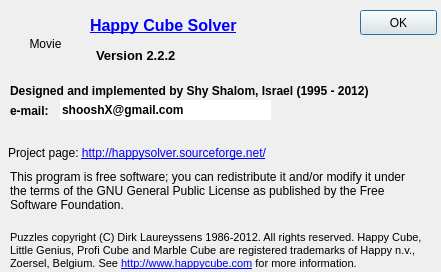
The window that src/about.ui (shooshx/happysolver) describes before a commit, drawn with Qt 5.
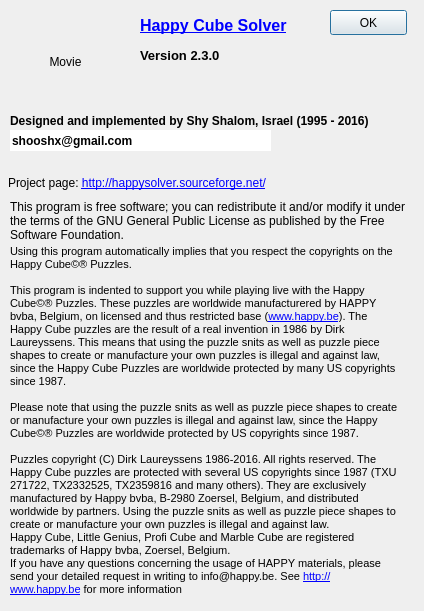
The same window after the commit.

Commit message: solution angle rotation demo new installer fixes for vs2015 update copyright and about text and readme update baubox

The edit to the form file:
```diff
--- a/src/about.ui
+++ b/src/about.ui
@@ -6,8 +6,8 @@
    <rect>
     <x>0</x>
     <y>0</y>
-    <width>441</width>
-    <height>272</height>
+    <width>424</width>
+    <height>611</height>
    </rect>
   </property>
   <property name="sizePolicy">
@@ -27,8 +27,8 @@
     <rect>
      <x>10</x>
      <y>16</y>
-     <width>71</width>
-     <height>56</height>
+     <width>111</width>
+     <height>91</height>
     </rect>
    </property>
    <property name="text">
@@ -41,7 +41,7 @@
   <widget class="QPushButton" name="okButton">
    <property name="geometry">
     <rect>
-     <x>360</x>
+     <x>330</x>
      <y>10</y>
      <width>77</width>
      <height>25</height>
@@ -54,7 +54,7 @@
   <widget class="QLabel" name="label_2">
    <property name="geometry">
     <rect>
-     <x>96</x>
+     <x>140</x>
      <y>40</y>
      <width>141</width>
      <height>31</height>
@@ -72,14 +72,14 @@
     </font>
    </property>
    <property name="text">
-    <string>Version 2.2.2</string>
+    <string>Version 2.3.0</string>
    </property>
   </widget>
   <widget class="QLabel" name="label_4">
    <property name="geometry">
     <rect>
      <x>10</x>
-     <y>80</y>
+     <y>110</y>
      <width>421</width>
      <height>21</height>
     </rect>
@@ -96,7 +96,7 @@
     </font>
    </property>
    <property name="text">
-    <string>Designed and implemented by Shy Shalom, Israel (1995 - 2012)</string>
+    <string>Designed and implemented by Shy Shalom, Israel (1995 - 2016)</string>
    </property>
    <property name="scaledContents">
     <bool>false</bool>
@@ -109,9 +109,9 @@
    <property name="geometry">
     <rect>
      <x>10</x>
-     <y>230</y>
-     <width>421</width>
-     <height>41</height>
+     <y>240</y>
+     <width>391</width>
+     <height>361</height>
     </rect>
    </property>
    <property name="font">
@@ -129,8 +129,16 @@
     <string>&lt;!DOCTYPE HTML PUBLIC &quot;-//W3C//DTD HTML 4.0//EN&quot; &quot;http://www.w3.org/TR/REC-html40/strict.dtd&quot;&gt;
 &lt;html&gt;&lt;head&gt;&lt;meta name=&quot;qrichtext&quot; content=&quot;1&quot; /&gt;&lt;style type=&quot;text/css&quot;&gt;
 p, li { white-space: pre-wrap; }
-&lt;/style&gt;&lt;/head&gt;&lt;body style=&quot; font-family:'MS Shell Dlg 2'; font-size:8.25pt; font-weight:400; font-style:normal;&quot;&gt;
-&lt;p style=&quot; margin-top:0px; margin-bottom:0px; margin-left:0px; margin-right:0px; -qt-block-indent:0; text-indent:0px;&quot;&gt;Puzzles copyright (C) Dirk Laureyssens 1986-2012. All rights reserved. Happy Cube, Little Genius, Profi Cube and Marble Cube are registered trademarks of Happy n.v., Zoersel, Belgium. See &lt;a href=&quot;http://www.happycube.com&quot;&gt;&lt;span style=&quot; text-decoration: underline; color:#0000ff;&quot;&gt;http://www.happycube.com&lt;/span&gt;&lt;/a&gt; for more information. &lt;/p&gt;&lt;/body&gt;&lt;/html&gt;</string>
+&lt;/style&gt;&lt;/head&gt;&lt;body style=&quot; font-family:'Tahoma'; font-size:7pt; font-weight:400; font-style:normal;&quot;&gt;
+&lt;p style=&quot; margin-top:0px; margin-bottom:0px; margin-left:0px; margin-right:0px; -qt-block-indent:0; text-indent:0px;&quot;&gt;&lt;span style=&quot; font-size:8pt;&quot;&gt;Using this program automatically implies that you respect the copyrights on the Happy Cube©® Puzzles.&lt;/span&gt;&lt;/p&gt;
+&lt;p style=&quot;-qt-paragraph-type:empty; margin-top:0px; margin-bottom:0px; margin-left:0px; margin-right:0px; -qt-block-indent:0; text-indent:0px; font-size:8pt;&quot;&gt;&lt;br /&gt;&lt;/p&gt;
+&lt;p style=&quot; margin-top:0px; margin-bottom:0px; margin-left:0px; margin-right:0px; -qt-block-indent:0; text-indent:0px;&quot;&gt;&lt;span style=&quot; font-size:8pt;&quot;&gt;This program is indented to support you while playing live with the Happy Cube©® Puzzles. These puzzles are worldwide manufacturered by HAPPY bvba, Belgium, on licensed and thus restricted base (&lt;/span&gt;&lt;a href=&quot;www.happy.be&quot;&gt;&lt;span style=&quot; font-size:8pt; text-decoration: underline; color:#0000ff;&quot;&gt;www.happy.be&lt;/span&gt;&lt;/a&gt;&lt;span style=&quot; font-size:8pt;&quot;&gt;). The Happy Cube puzzles are the result of a real invention in 1986 by Dirk Laureyssens. This means that using the puzzle snits as well as puzzle piece shapes to create or manufacture your own puzzles is illegal and against law, since the Happy Cube Puzzles are worldwide protected by many US copyrights since 1987. &lt;/span&gt;&lt;/p&gt;
+&lt;p style=&quot;-qt-paragraph-type:empty; margin-top:0px; margin-bottom:0px; margin-left:0px; margin-right:0px; -qt-block-indent:0; text-indent:0px; font-size:8pt;&quot;&gt;&lt;br /&gt;&lt;/p&gt;
+&lt;p style=&quot; margin-top:0px; margin-bottom:0px; margin-left:0px; margin-right:0px; -qt-block-indent:0; text-indent:0px;&quot;&gt;&lt;span style=&quot; font-size:8pt;&quot;&gt;Please note that using the puzzle snits as well as puzzle piece shapes to create or manufacture your own puzzles is illegal and against law, since the Happy Cube©® Puzzles are worldwide protected by US copyrights since 1987. &lt;/span&gt;&lt;/p&gt;
+&lt;p style=&quot;-qt-paragraph-type:empty; margin-top:0px; margin-bottom:0px; margin-left:0px; margin-right:0px; -qt-block-indent:0; text-indent:0px; font-size:8pt;&quot;&gt;&lt;br /&gt;&lt;/p&gt;
+&lt;p style=&quot; margin-top:0px; margin-bottom:0px; margin-left:0px; margin-right:0px; -qt-block-indent:0; text-indent:0px;&quot;&gt;&lt;span style=&quot; font-size:8pt;&quot;&gt;Puzzles copyright (C) Dirk Laureyssens 1986-2016. All rights reserved. The Happy Cube puzzles are protected with several US copyrights since 1987 (TXU 271722, TX2332525, TX2359816 and many others). They are exclusively manufactured by Happy bvba, B-2980 Zoersel, Belgium, and distributed worldwide by partners. Using the puzzle snits as well as puzzle piece shapes to create or manufacture your own puzzles is illegal and against law. &lt;/span&gt;&lt;/p&gt;
+&lt;p style=&quot; margin-top:0px; margin-bottom:0px; margin-left:0px; margin-right:0px; -qt-block-indent:0; text-indent:0px;&quot;&gt;&lt;span style=&quot; font-size:8pt;&quot;&gt;Happy Cube, Little Genius, Profi Cube and Marble Cube are registered trademarks of Happy bvba, Zoersel, Belgium. &lt;/span&gt;&lt;/p&gt;
+&lt;p style=&quot; margin-top:0px; margin-bottom:0px; margin-left:0px; margin-right:0px; -qt-block-indent:0; text-indent:0px;&quot;&gt;&lt;span style=&quot; font-size:8pt;&quot;&gt;If you have any questions concerning the usage of HAPPY materials, please send your detailed request in writing to info@happy.be. See &lt;/span&gt;&lt;a href=&quot;http://www.happy.be&quot;&gt;&lt;span style=&quot; font-size:8pt; text-decoration: underline; color:#0000ff;&quot;&gt;http://www.happy.be&lt;/span&gt;&lt;/a&gt;&lt;span style=&quot; font-size:8pt;&quot;&gt; for more information&lt;/span&gt;&lt;/p&gt;&lt;/body&gt;&lt;/html&gt;</string>
    </property>
    <property name="textFormat">
     <enum>Qt::RichText</enum>
@@ -145,7 +153,7 @@
   <widget class="QLabel" name="label">
    <property name="geometry">
     <rect>
-     <x>90</x>
+     <x>140</x>
      <y>10</y>
      <width>171</width>
      <height>31</height>
@@ -172,41 +180,11 @@
     <bool>true</bool>
    </property>
   </widget>
-  <widget class="QLabel" name="label_6">
-   <property name="geometry">
-    <rect>
-     <x>10</x>
-     <y>100</y>
-     <width>51</width>
-     <height>21</height>
-    </rect>
-   </property>
-   <property name="font">
-    <font>
-     <family>Tahoma</family>
-     <pointsize>9</pointsize>
-     <weight>75</weight>
-     <italic>false</italic>
-     <bold>true</bold>
-     <underline>false</underline>
-     <strikeout>false</strikeout>
-    </font>
-   </property>
-   <property name="text">
-    <string>e-mail:</string>
-   </property>
-   <property name="scaledContents">
-    <bool>false</bool>
-   </property>
-   <property name="wordWrap">
-    <bool>true</bool>
-   </property>
-  </widget>
   <widget class="QLabel" name="label_8">
    <property name="geometry">
     <rect>
      <x>8</x>
-     <y>142</y>
+     <y>172</y>
      <width>381</width>
      <height>22</height>
     </rect>
@@ -222,7 +200,7 @@
    <property name="geometry">
     <rect>
      <x>10</x>
-     <y>160</y>
+     <y>190</y>
      <width>411</width>
      <height>61</height>
     </rect>
@@ -237,10 +215,10 @@
   <widget class="QLineEdit" name="emailEdit">
    <property name="geometry">
     <rect>
-     <x>60</x>
-     <y>100</y>
-     <width>211</width>
-     <height>20</height>
+     <x>10</x>
+     <y>130</y>
+     <width>261</width>
+     <height>21</height>
     </rect>
    </property>
    <property name="font">
@@ -251,7 +229,7 @@
     </font>
    </property>
    <property name="text">
-    <string>shooshX@gmail.com</string>
+    <string>shooshx@gmail.com</string>
    </property>
    <property name="frame">
     <bool>false</bool>
```
Left out of the diff: 2 changed lines with no effect on the pictures. The commit also changes 34 other files.
